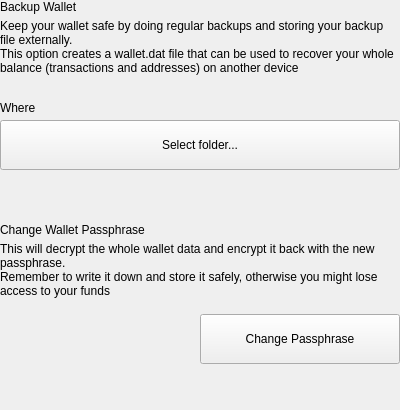
This is src/qt/pivx/settings/forms/settingsbackupwallet.ui in Euno/eunowallet as Qt 5 draws it before an edit. The edited form follows.
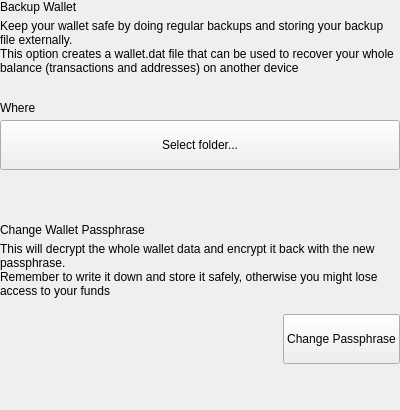
This is the edited form.

What changed in the file:
```diff
--- a/src/qt/pivx/settings/forms/settingsbackupwallet.ui
+++ b/src/qt/pivx/settings/forms/settingsbackupwallet.ui
@@ -210,13 +210,13 @@
          <widget class="QPushButton" name="pushButtonSave_2">
           <property name="minimumSize">
            <size>
-            <width>200</width>
+            <width>0</width>
             <height>50</height>
            </size>
           </property>
           <property name="maximumSize">
            <size>
-            <width>200</width>
+            <width>400</width>
             <height>50</height>
            </size>
           </property>
```
